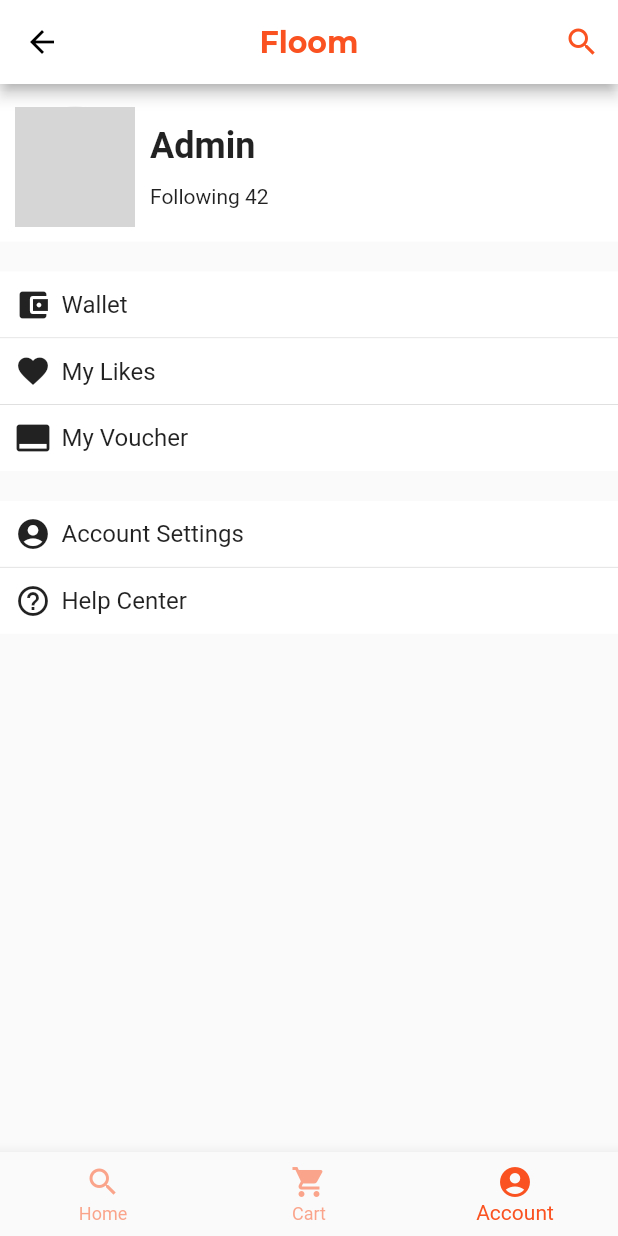
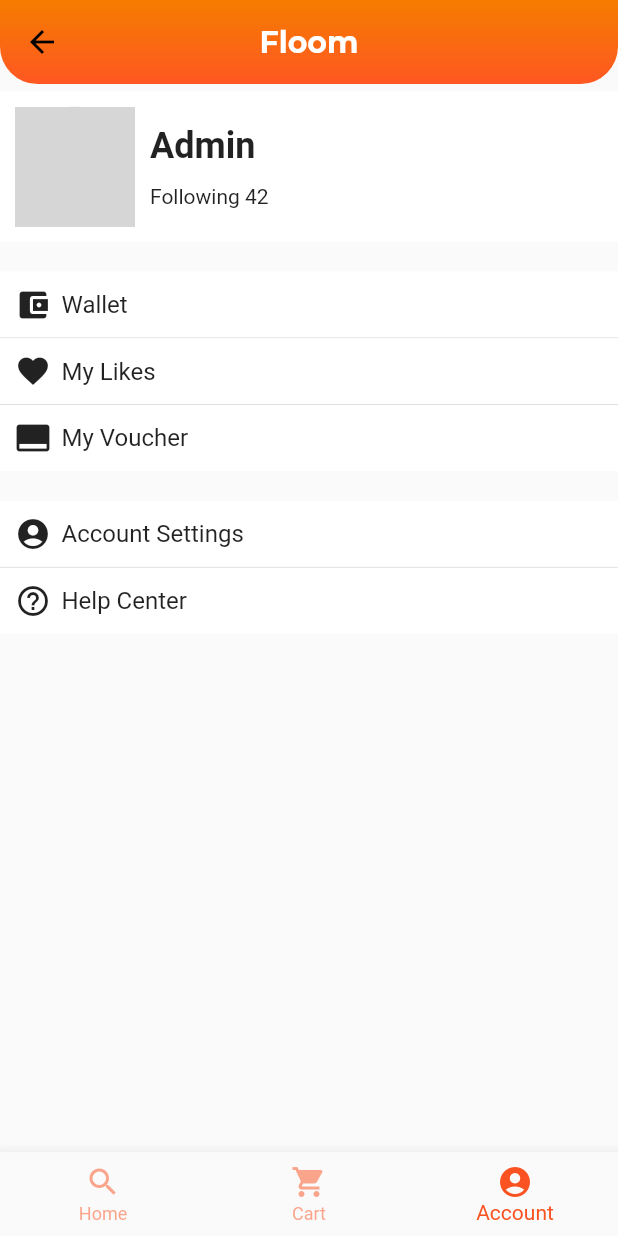
Before and after one commit to kevzzsk/Floom, a Flutter app: the MenuPage screen opened by its route, item 3 of the bottom bar chosen, on a phone screen of 412 x 824 dp. Run offline on Flutter 3.47's test engine with Material 2 defaults, Android fonts, the phone set to English and light mode, and no system bars; drawn by our look-alikes of cached_network_image; our stand-ins replace bloc, cloud_firestore, equatable, firebase_auth, firebase_database, flutter_bloc and 3 more; accounts and stored records are empty; network calls fail; project files that could hold a hidden picture were left out; grey boxes are pictures that could not be loaded.

```diff
--- a/lib/main.dart
+++ b/lib/main.dart
@@ -1,3 +1,5 @@
+import 'dart:math';
+
 import 'package:bloc/bloc.dart';
 import 'package:floom/account/floom_account.dart';
 import 'package:floom/home_page.dart';
@@ -17,7 +19,8 @@ void main() {
   final User user = User();
   BlocSupervisor.delegate = SimpleBlocDelegate();
   runApp(BlocProvider(
-    builder:(BuildContext context) => AuthenticationBloc(user: user)..dispatch(AppStarted()),
+    builder: (BuildContext context) =>
+        AuthenticationBloc(user: user)..dispatch(AppStarted()),
     child: MyApp(user: user),
   ));
 }
@@ -72,8 +75,16 @@ class _MenuPageState extends State<MenuPage> {
         fontWeight: FontWeight.w700,
         color: Color.fromARGB(255, 250, 82, 32)),
   );
+  ScrollController _scrollController;
+  double offset = 0.0;
+  double offsetPercent = 0.0;
 
   _MenuPageState() {
+    _scrollController = new ScrollController();
+    _scrollController.addListener(() => setState(() {
+          offset = _scrollController.offset;
+          offsetPercent = _scrollController.offset/_scrollController.position.maxScrollExtent;
+        }));
     _searchQuery.addListener(() {
       if (_searchQuery.text.isEmpty) {
         setState(() {
@@ -196,6 +207,56 @@ class _MenuPageState extends State<MenuPage> {
     }
   }
 
+  Widget _sliverAppBarHome(BuildContext context) {
+    return SliverAppBar(
+      centerTitle: true,
+      expandedHeight: 80.0,
+      pinned: true,
+      title: Text("Floom",
+          style: TextStyle(
+            fontFamily: 'Montserrat',
+            fontWeight: FontWeight.w700,
+            color: Colors.white,
+          )),
+      shape: RoundedRectangleBorder(
+          borderRadius: BorderRadius.vertical(bottom: Radius.circular(25))),
+      flexibleSpace: Container(
+        decoration: BoxDecoration(
+            borderRadius:
+                new BorderRadius.vertical(bottom: Radius.circular(25)),
+            gradient: LinearGradient(
+                begin: Alignment.topCenter,
+                end: Alignment.bottomCenter,
+                colors: [Colors.orange[700], Colors.deepOrange])),
+      ),
+    );
+  }
+
+  Widget _sliverAppBar(BuildContext context) {
+    return SliverAppBar(
+      centerTitle: true,
+      expandedHeight: 50.0,
+      pinned: true,
+      title: Text("Floom",
+          style: TextStyle(
+            fontFamily: 'Montserrat',
+            fontWeight: FontWeight.w700,
+            color: Colors.white,
+          )),
+      shape: RoundedRectangleBorder(
+          borderRadius: BorderRadius.vertical(bottom: Radius.circular(25))),
+      flexibleSpace: Container(
+        decoration: BoxDecoration(
+            borderRadius:
+                new BorderRadius.vertical(bottom: Radius.circular(25)),
+            gradient: LinearGradient(
+                begin: Alignment.topCenter,
+                end: Alignment.bottomCenter,
+                colors: [Colors.orange[700], Colors.deepOrange])),
+      ),
+    );
+  }
+
   Widget _buildAppBar(BuildContext context) {
     return new AppBar(
       title: this.appBarTitle,
@@ -257,6 +318,13 @@ class _MenuPageState extends State<MenuPage> {
   }
 
   @override
+  void dispose() {
+    // TODO: implement dispose
+    super.dispose();
+    _scrollController.dispose();
+  }
+
+  @override
   Widget build(BuildContext context) {
     return BlocListener(
       bloc: BlocProvider.of<AuthenticationBloc>(context),
@@ -275,10 +343,25 @@ class _MenuPageState extends State<MenuPage> {
         }
       },
       child: Scaffold(
-        appBar: _buildAppBar(context),
-        body: isSearching
-            ? _buildList()
-            : _buildBody(selectedTab: _selectedIndex),
+        body: Stack(
+          children: <Widget>[
+            NestedScrollView(
+              controller: _scrollController,
+              headerSliverBuilder:
+                  (BuildContext context, bool innerBoxIsScrolled) {
+                return <Widget>[
+                  _selectedIndex == 0
+                      ? _sliverAppBarHome(context)
+                      : _sliverAppBar(context)
+                ];
+              },
+              body: isSearching
+                  ? _buildList()
+                  : _buildBody(selectedTab: _selectedIndex),
+            ),
+            _selectedIndex == 0 ? _buildSearchBar(context) : Container()
+          ],
+        ),
         bottomNavigationBar: new BottomNavigationBar(
           items: const <BottomNavigationBarItem>[
             BottomNavigationBarItem(
@@ -304,4 +387,82 @@ class _MenuPageState extends State<MenuPage> {
       ),
     );
   }
+
+  Widget _buildSearchBar(BuildContext context) {
+    // starting FAB position
+    double topMargin = 80;
+    //pixels from the top where scaling should start
+    final double opacStart = 80;
+    //pixels from top where scaling should end
+    final double opacEnd = opacStart/2;
+
+    double opacValue = 1.0;
+    double top = topMargin;
+    if (_scrollController.hasClients) {
+      top -= offset;
+      if (offset < topMargin - opacStart) {
+        // opacity stays
+        opacValue = 1.0;
+      } else if (offset < topMargin - opacEnd) {
+        //opacity reduces
+        opacValue = (topMargin - opacEnd - pow(offsetPercent, 0.1)*opacEnd) / opacEnd;
+      } else {
+        opacValue = 0.0;
+        FocusScope.of(context).requestFocus(new FocusNode());
+      }
+    }
+
+
+    return new Positioned(
+        top: top,
+        left: MediaQuery.of(context).size.width * 0.1,
+        child: Opacity(
+          opacity: opacValue,
+          child: new Container(
+            width: MediaQuery.of(context).size.width * 0.8,
+            height: 45,
+            decoration: BoxDecoration(
+              color: Colors.white,
+              boxShadow: [
+                BoxShadow(
+                    color: Colors.grey,
+                    blurRadius: 5.0,
+                    offset: Offset(3.0, 3.0))
+              ],
+              borderRadius: BorderRadius.circular(20),
+            ),
+            child: Padding(
+              padding: const EdgeInsets.only(left: 10),
+              child: TextField(
+                onTap: () {
+                  // expand the sliverappbar when tapped
+                  _scrollController.animateTo(
+                      _scrollController.position.minScrollExtent,
+                      duration: const Duration(milliseconds: 300),
+                      curve: Curves.easeOut);
+                },
+                textInputAction: TextInputAction.search,
+                autofocus: false,
+                controller: _searchQuery,
+                cursorColor: Color.fromARGB(255, 250, 82, 32),
+                style: new TextStyle(
+                  color: Color.fromARGB(255, 250, 82, 32),
+                ),
+                decoration: new InputDecoration(
+                    suffixIcon: new IconButton(
+                        splashColor: Colors.transparent,
+                        icon: Icon(Icons.search),
+                        onPressed: () {
+                          FocusScope.of(context).requestFocus(new FocusNode());
+                        },
+                        color: Color.fromARGB(255, 250, 82, 32)),
+                    hintText: "Search...",
+                    hintStyle:
+                        new TextStyle(color: Color.fromARGB(255, 250, 82, 32)),
+                    border: InputBorder.none),
+              ),
+            ),
+          ),
+        ));
+  }
 }
```
Also changed, not shown: lib/appbar.dart (added, +59 -0 lines).
